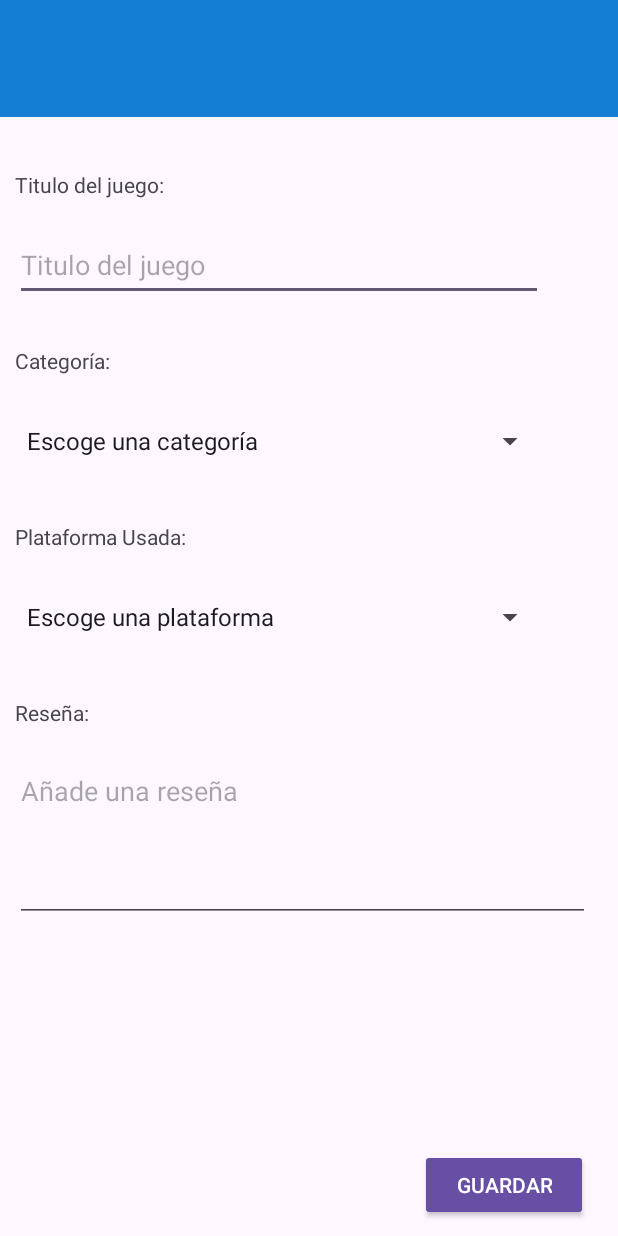
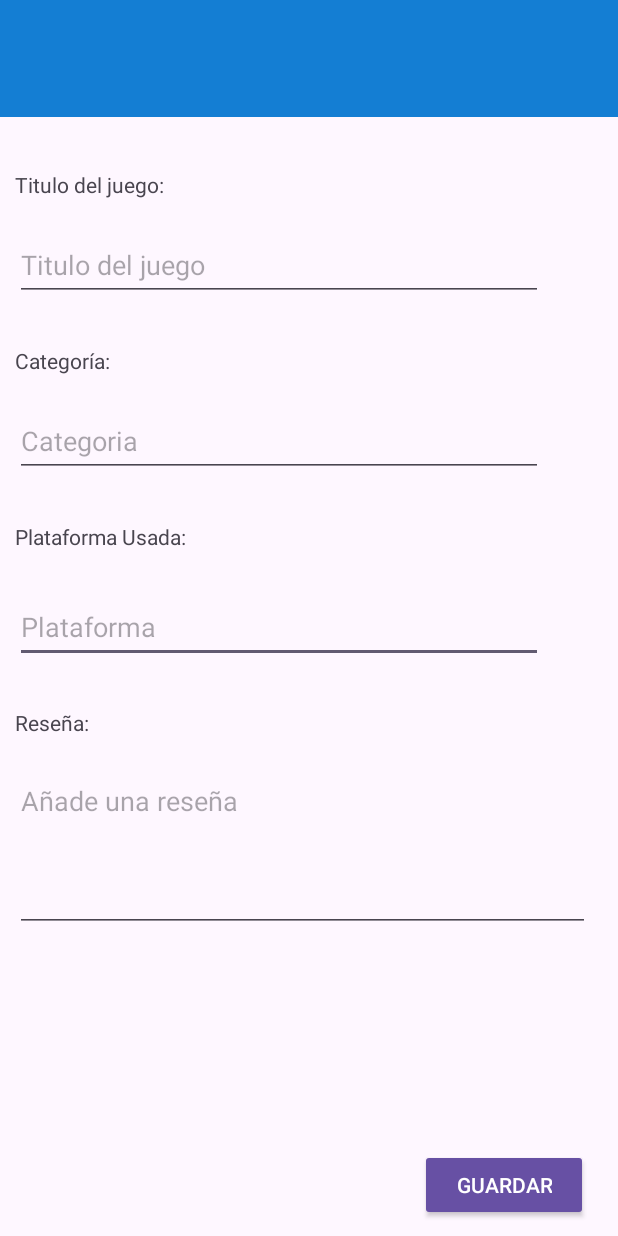
Before and after one commit to GraceSky3/Proyecto1, an Android app: the layout activity_send_info.xml on its own in the app's theme, with its tools: preview values and no code run, on a phone screen of 412 x 824 dp. Run offline under Robolectric (Android 15) with nearby library versions, the phone set to English and light mode, and no system bars.

Commit message:
Realizado el data class, el recly view y instalado room

```diff
--- a/app/build.gradle.kts
+++ b/app/build.gradle.kts
@@ -1,6 +1,8 @@
 plugins {
     id("com.android.application")
     id("org.jetbrains.kotlin.android")
+    id("kotlin-kapt")
+
 }
 
 android {
@@ -40,6 +42,10 @@ android {
 }
 
 dependencies {
+    implementation("androidx.databinding:databinding-adapters:8.2.2")
+    val room_version = "2.5.0"
+    implementation("androidx.room:room-runtime:$room_version")
+    kapt("androidx.room:room-compiler:$room_version")
 
     implementation("androidx.core:core-ktx:1.9.0")
     implementation("androidx.appcompat:appcompat:1.6.1")
--- a/app/src/main/res/layout/activity_send_info.xml
+++ b/app/src/main/res/layout/activity_send_info.xml
@@ -7,17 +7,36 @@
     android:orientation="vertical"
     tools:context=".SendInfoActivity">
 
-    <Spinner
-        android:id="@+id/spinner3"
-        android:layout_width="354dp"
-        android:layout_height="48dp"
+    <EditText
+        android:id="@+id/plataforma"
+        android:layout_width="match_parent"
+        android:layout_height="wrap_content"
         android:layout_marginStart="10dp"
-        android:layout_marginTop="20dp"
-        android:entries="@array/plataformas"
+        android:layout_marginTop="144dp"
+        android:layout_marginEnd="50dp"
+        android:ems="10"
+        android:hint="Plataforma"
+        android:inputType="text"
+        android:minHeight="48dp"
         app:layout_constraintEnd_toEndOf="parent"
         app:layout_constraintHorizontal_bias="0.0"
         app:layout_constraintStart_toStartOf="parent"
-        app:layout_constraintTop_toBottomOf="@+id/textView3" />
+        app:layout_constraintTop_toBottomOf="@+id/textView2" />
+
+    <EditText
+        android:id="@+id/categoria"
+        android:layout_width="match_parent"
+        android:layout_height="wrap_content"
+        android:layout_marginStart="10dp"
+        android:layout_marginTop="20dp"
+        android:layout_marginEnd="50dp"
+        android:ems="10"
+        android:hint="Categoria"
+        android:inputType="text"
+        android:minHeight="48dp"
+        app:layout_constraintEnd_toEndOf="parent"
+        app:layout_constraintStart_toStartOf="parent"
+        app:layout_constraintTop_toBottomOf="@+id/textView2" />
 
     <androidx.appcompat.widget.Toolbar
         android:id="@+id/toolbar2"
@@ -65,18 +84,6 @@
         app:layout_constraintStart_toStartOf="parent"
         app:layout_constraintTop_toBottomOf="@+id/titulo" />
 
-    <Spinner
-        android:id="@+id/spinner"
-        android:layout_width="354dp"
-        android:layout_height="48dp"
-        android:layout_marginStart="10dp"
-        android:layout_marginTop="20dp"
-        android:entries="@array/categoria"
-        app:layout_constraintEnd_toEndOf="parent"
-        app:layout_constraintHorizontal_bias="0.0"
-        app:layout_constraintStart_toStartOf="parent"
-        app:layout_constraintTop_toBottomOf="@+id/textView2" />
-
     <TextView
         android:id="@+id/textView3"
         android:layout_width="wrap_content"
@@ -87,7 +94,7 @@
         app:layout_constraintEnd_toEndOf="parent"
         app:layout_constraintHorizontal_bias="0.0"
         app:layout_constraintStart_toStartOf="parent"
-        app:layout_constraintTop_toBottomOf="@+id/spinner" />
+        app:layout_constraintTop_toBottomOf="@+id/categoria" />
 
     <TextView
         android:id="@+id/textView4"
@@ -97,7 +104,7 @@
         android:layout_marginTop="30dp"
         android:text="Reseña:"
         app:layout_constraintStart_toStartOf="parent"
-        app:layout_constraintTop_toBottomOf="@+id/spinner3" />
+        app:layout_constraintTop_toBottomOf="@+id/plataforma" />
 
     <EditText
         android:id="@+id/editTextTextMultiLine"
--- a/app/src/main/res/values/categoria.xml
+++ /dev/null
@@ -1,11 +0,0 @@
-<?xml version="1.0" encoding="utf-8"?>
-<resources>
-    <string-array name="categoria">
-        <item>Escoge una categoría</item>
-        <item>Acción</item>
-        <item>Arcade</item>
-        <item>Simulacción</item>
-        <item>Deportes</item>
-        <item>Survival Horror</item>
-    </string-array>
-</resources>
--- a/app/src/main/res/values/plataformas.xml
+++ /dev/null
@@ -1,11 +0,0 @@
-<?xml version="1.0" encoding="utf-8"?>
-<resources>
-    <string-array name="plataformas">
-        <item>Escoge una plataforma</item>
-        <item>PlayStation 4</item>
-        <item>PlayStation 5</item>
-        <item>Xbox One</item>
-        <item>PC</item>
-        <item>Nintendo Switch </item>
-    </string-array>
-</resources>
```
Also changed, not shown: app/src/main/java/com/example/proyecto/Games.kt (added, +14 -0 lines), app/src/main/java/com/example/proyecto/GamesAdapter.kt (added, +37 -0 lines), app/src/main/java/com/example/proyecto/MainActivity.kt (+22 -1 lines), app/src/main/java/com/example/proyecto/SendInfoActivity.kt (+25 -6 lines), app/src/main/java/com/example/proyecto/dao/AppDatabase.kt (added, +17 -0 lines), app/src/main/res/layout/activity_main.xml (+31 -4 lines), app/src/main/res/layout/view_game_item.xml (added, +32 -0 lines).
